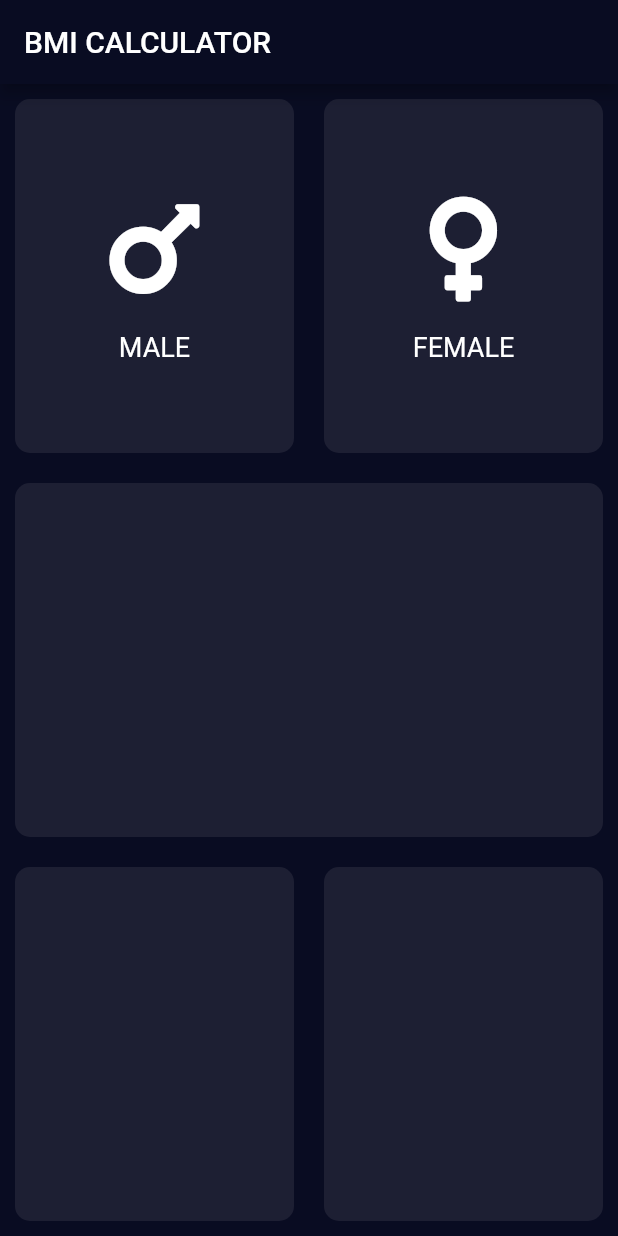
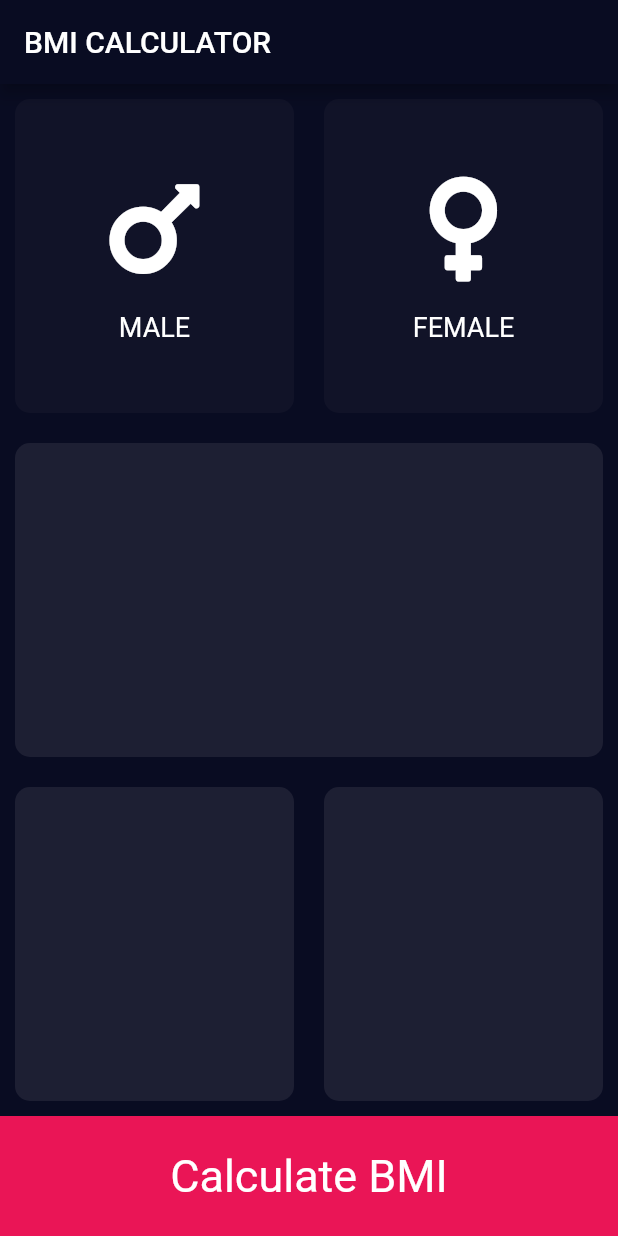
Before and after one commit to Akash-Pinnaka/BMI_Calculator, a Flutter app: the screen it shows after launch, on a phone screen of 412 x 824 dp. Run offline on Flutter 3.47's test engine with Material 2 defaults, Android fonts, the phone set to English and light mode, and no system bars; our stand-ins replace font_awesome_flutter.

Commit message:
optimised code with const and enums

```diff
--- a/lib/main.dart
+++ b/lib/main.dart
@@ -1,8 +1,16 @@
+import 'dart:ui';
 import 'package:flutter/material.dart';
 import 'package:flutter/painting.dart';
 import 'package:font_awesome_flutter/font_awesome_flutter.dart';
 import 'Cards.dart';
 import 'CardsData.dart';
+
+const activeCardColor = Color(0xFF1D1F33);
+const bottomContainerColor = Color(0xFFEA1556);
+const inactiveCardColor = Color(0xFF111328);
+
+enum Gender {Male,Female}
+
 void main() => runApp(MyApp());
 
 class MyApp extends StatelessWidget {
@@ -26,6 +34,8 @@ class InputPage extends StatefulWidget {
 }
 
 class _InputPageState extends State<InputPage> {
+  Gender selectedGender;
+
   @override
   Widget build(BuildContext context) {
     return Scaffold(
@@ -38,15 +48,35 @@ class _InputPageState extends State<InputPage> {
             child: Row(
               children: <Widget>[
                 Expanded(
-                  child: Cards(
-                    data: CardsData(label: "MALE",icon: FontAwesomeIcons.mars,),
-                    color: Color(0xFF1D1F33),
+                  child: GestureDetector(
+                    onTap: () {
+                      setState(() {
+                       selectedGender=Gender.Male;
+                      });
+                    },
+                    child: Cards(
+                      data: CardsData(
+                        label: "MALE",
+                        icon: FontAwesomeIcons.mars,
+                      ),
+                      color: selectedGender==Gender.Male?activeCardColor:inactiveCardColor,
+                    ),
                   ),
                 ),
                 Expanded(
-                  child: Cards(
-                    data: CardsData(label: "FEMALE",icon: FontAwesomeIcons.venus,),
-                    color: Color(0xFF1D1F33),
+                  child: GestureDetector(
+                    onTap: () {
+                      setState(() {
+                        selectedGender=Gender.Female;
+                      });
+                    },
+                    child: Cards(
+                      data: CardsData(
+                        label: "FEMALE",
+                        icon: FontAwesomeIcons.venus,
+                      ),
+                      color: selectedGender==Gender.Female?activeCardColor:inactiveCardColor,
+                    ),
                   ),
                 ),
               ],
@@ -54,7 +84,7 @@ class _InputPageState extends State<InputPage> {
           ),
           Expanded(
             child: Cards(
-              color: Color(0xFF1D1F33),
+              color: activeCardColor,
             ),
           ),
           Expanded(
@@ -62,17 +92,30 @@ class _InputPageState extends State<InputPage> {
               children: <Widget>[
                 Expanded(
                   child: Cards(
-                    color: Color(0xFF1D1F33),
+                    color: activeCardColor,
                   ),
                 ),
                 Expanded(
                   child: Cards(
-                    color: Color(0xFF1D1F33),
+                    color: activeCardColor,
                   ),
                 ),
               ],
             ),
           ),
+          Container(
+            height: 80.0,
+            width: double.infinity,
+            color: bottomContainerColor,
+            child: Center(
+              child: Text(
+                "Calculate BMI",
+                style: TextStyle(
+                  fontSize: 30,
+                ),
+              ),
+            ),
+          )
         ],
       ),
     );
```
